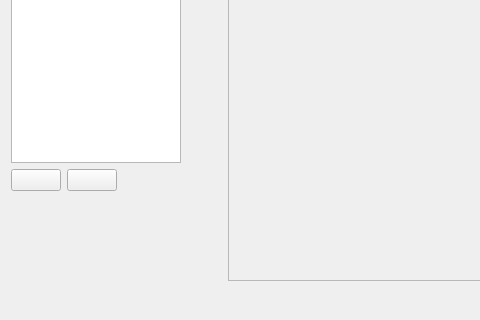
This is main_form.ui in E1eMsGit/Passwords-Manager as Qt 5 draws it before an edit; both pictures show x 0 to 480 and y 99 to 419 of the 640 by 419 pixel window. The edited form follows.
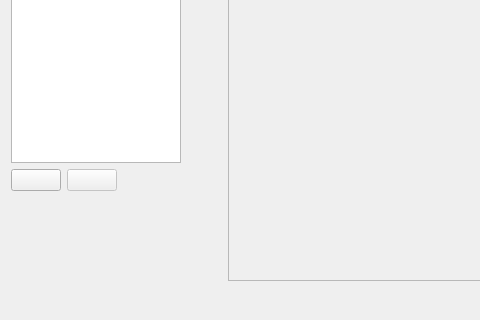
This is the edited form. Icons and pictures are not drawn.

Commit message: add delete shortcut

```diff
--- a/main_form.ui
+++ b/main_form.ui
@@ -203,6 +203,9 @@
        </item>
        <item>
         <widget class="QPushButton" name="delete_file_button">
+         <property name="enabled">
+          <bool>false</bool>
+         </property>
          <property name="minimumSize">
           <size>
            <width>50</width>
```
The commit also changes 2 other files.
